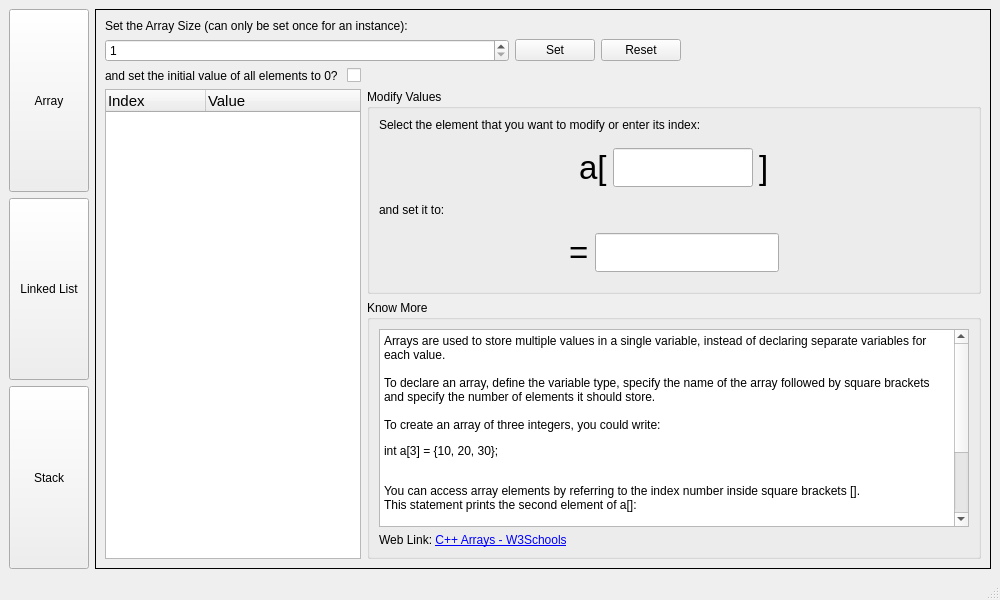
Before: the Qt Designer form arraywindow.ui in priyanshagrahari/DSGUI, drawn with Qt 5.
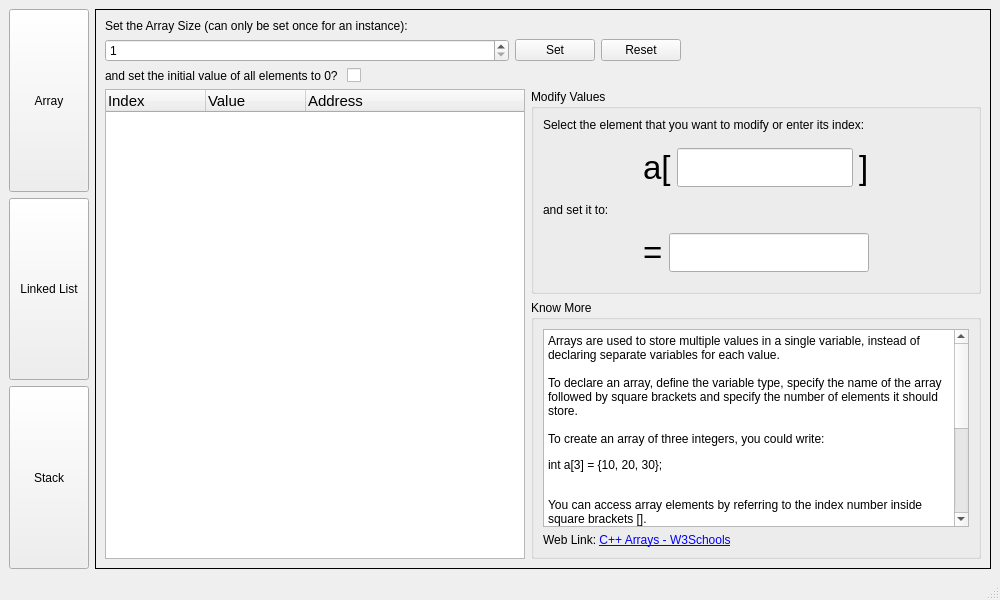
After: the same form once the commit is applied.

```diff
--- a/arraywindow.ui
+++ b/arraywindow.ui
@@ -198,11 +198,17 @@
              <item>
               <widget class="QTreeWidget" name="treeWidget">
                <property name="sizePolicy">
-                <sizepolicy hsizetype="Minimum" vsizetype="Expanding">
+                <sizepolicy hsizetype="MinimumExpanding" vsizetype="MinimumExpanding">
                  <horstretch>0</horstretch>
                  <verstretch>0</verstretch>
                 </sizepolicy>
                </property>
+               <property name="minimumSize">
+                <size>
+                 <width>420</width>
+                 <height>0</height>
+                </size>
+               </property>
                <property name="font">
                 <font>
                  <pointsize>11</pointsize>
@@ -224,6 +230,11 @@
                  <string>Value</string>
                 </property>
                </column>
+               <column>
+                <property name="text">
+                 <string>Address</string>
+                </property>
+               </column>
               </widget>
              </item>
              <item>
@@ -231,11 +242,17 @@
                <item>
                 <widget class="QGroupBox" name="groupBox">
                  <property name="sizePolicy">
-                  <sizepolicy hsizetype="Preferred" vsizetype="Preferred">
+                  <sizepolicy hsizetype="Maximum" vsizetype="Preferred">
                    <horstretch>0</horstretch>
                    <verstretch>0</verstretch>
                   </sizepolicy>
                  </property>
+                 <property name="minimumSize">
+                  <size>
+                   <width>450</width>
+                   <height>0</height>
+                  </size>
+                 </property>
                  <property name="title">
                   <string>Modify Values</string>
                  </property>
@@ -274,10 +291,10 @@
                     <item>
                      <layout class="QHBoxLayout" name="horizontalLayout_5">
                       <property name="leftMargin">
-                       <number>200</number>
+                       <number>100</number>
                       </property>
                       <property name="rightMargin">
-                       <number>200</number>
+                       <number>100</number>
                       </property>
                       <item>
                        <widget class="QLabel" name="label_3">
@@ -294,7 +311,7 @@
                       <item>
                        <widget class="QLineEdit" name="index">
                         <property name="sizePolicy">
-                         <sizepolicy hsizetype="Expanding" vsizetype="Minimum">
+                         <sizepolicy hsizetype="Preferred" vsizetype="Minimum">
                           <horstretch>0</horstretch>
                           <verstretch>0</verstretch>
                          </sizepolicy>
@@ -374,10 +391,10 @@
                     <item>
                      <layout class="QHBoxLayout" name="horizontalLayout_6">
                       <property name="leftMargin">
-                       <number>190</number>
+                       <number>100</number>
                       </property>
                       <property name="rightMargin">
-                       <number>190</number>
+                       <number>100</number>
                       </property>
                       <item>
                        <widget class="QLabel" name="label_6">
@@ -394,7 +411,7 @@
                       <item>
                        <widget class="QLineEdit" name="newvalue">
                         <property name="sizePolicy">
-                         <sizepolicy hsizetype="Expanding" vsizetype="Minimum">
+                         <sizepolicy hsizetype="Preferred" vsizetype="Minimum">
                           <horstretch>0</horstretch>
                           <verstretch>0</verstretch>
                          </sizepolicy>
@@ -437,6 +454,12 @@
                </item>
                <item>
                 <widget class="QGroupBox" name="groupBox_2">
+                 <property name="sizePolicy">
+                  <sizepolicy hsizetype="Minimum" vsizetype="Preferred">
+                   <horstretch>0</horstretch>
+                   <verstretch>0</verstretch>
+                  </sizepolicy>
+                 </property>
                  <property name="title">
                   <string>Know More</string>
                  </property>
@@ -461,7 +484,9 @@
 &lt;p style=&quot; margin-top:12px; margin-bottom:12px; margin-left:0px; margin-right:0px; -qt-block-indent:0; text-indent:0px;&quot;&gt;&lt;span style=&quot; font-family:'Courier New';&quot;&gt;cout &amp;lt;&amp;lt; a[1];&lt;/span&gt;&lt;br /&gt;&lt;/p&gt;
 &lt;p style=&quot; margin-top:0px; margin-bottom:0px; margin-left:0px; margin-right:0px; -qt-block-indent:0; text-indent:0px;&quot;&gt;To change the value of a specific array element, refer to the index number as shown:&lt;/p&gt;
 &lt;p style=&quot; margin-top:12px; margin-bottom:12px; margin-left:0px; margin-right:0px; -qt-block-indent:0; text-indent:0px;&quot;&gt;&lt;span style=&quot; font-family:'Courier New';&quot;&gt;a[2] = 40;&lt;/span&gt;&lt;/p&gt;
-&lt;p style=&quot; margin-top:0px; margin-bottom:0px; margin-left:0px; margin-right:0px; -qt-block-indent:0; text-indent:0px;&quot;&gt;This will change the third element of &lt;span style=&quot; font-family:'Courier New';&quot;&gt;a[]&lt;/span&gt; to 40.&lt;/p&gt;&lt;/body&gt;&lt;/html&gt;</string>
+&lt;p style=&quot; margin-top:0px; margin-bottom:0px; margin-left:0px; margin-right:0px; -qt-block-indent:0; text-indent:0px;&quot;&gt;This will change the third element of &lt;span style=&quot; font-family:'Courier New';&quot;&gt;a[]&lt;/span&gt; to 40.&lt;/p&gt;
+&lt;p style=&quot;-qt-paragraph-type:empty; margin-top:0px; margin-bottom:0px; margin-left:0px; margin-right:0px; -qt-block-indent:0; text-indent:0px;&quot;&gt;&lt;br /&gt;&lt;/p&gt;
+&lt;p style=&quot; margin-top:0px; margin-bottom:0px; margin-left:0px; margin-right:0px; -qt-block-indent:0; text-indent:0px;&quot;&gt;Arrays are always allocated contiguous blocks of memory, which is visible as their addresses are continuous.&lt;/p&gt;&lt;/body&gt;&lt;/html&gt;</string>
                       </property>
                      </widget>
                     </item>
```
